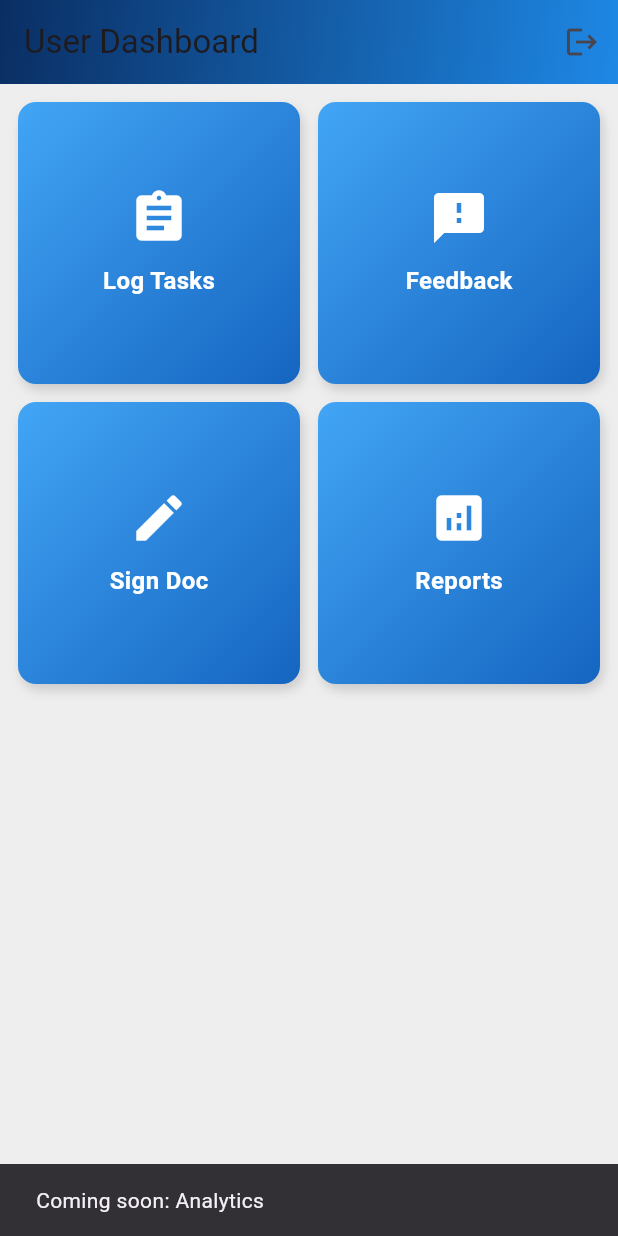
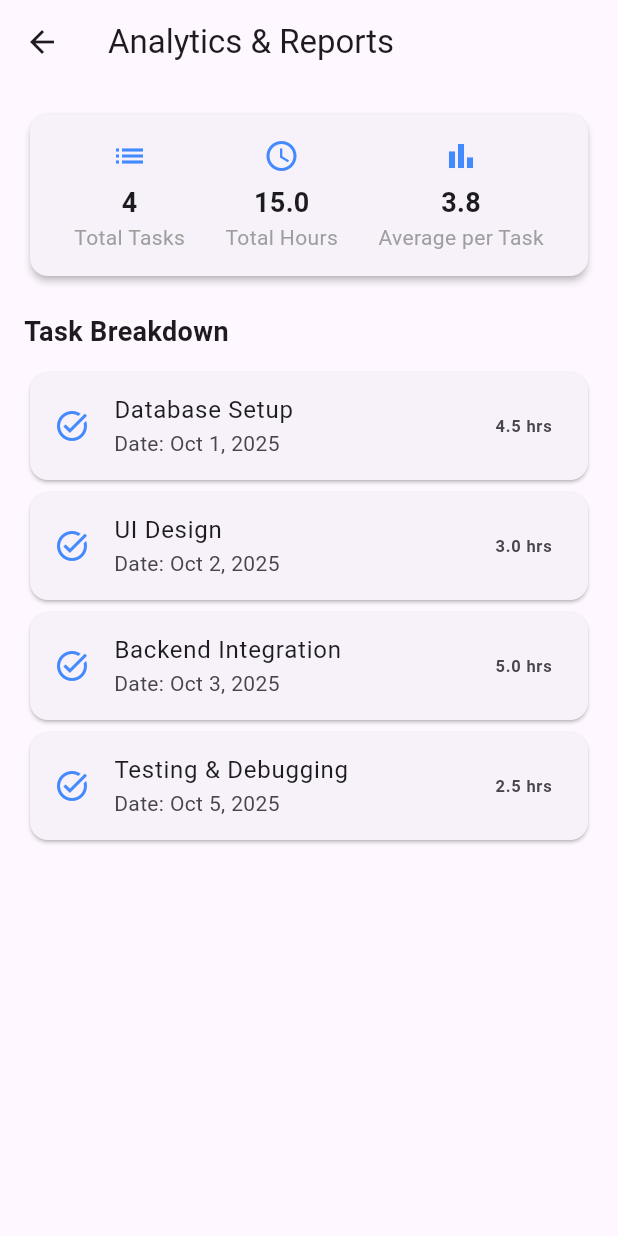
Before and after one commit to gy4an/logmate, a Flutter app: the UserDashboardScreen screen opened directly, after a tap on "Reports", on a phone screen of 412 x 824 dp. Run offline on Flutter 3.47's test engine with Material 3 defaults, Android fonts, the phone set to English and light mode, and no system bars; our stand-ins replace shared_preferences, signature; accounts and stored records are empty.

Commit message:
signadmin_and_analuser

```diff
--- /dev/null
+++ b/main/lib/screens/user_analytics_screen.dart
@@ -0,0 +1,127 @@
+import 'package:flutter/material.dart';
+import 'package:intl/intl.dart';
+
+class UserAnalyticsScreen extends StatefulWidget {
+  const UserAnalyticsScreen({super.key});
+
+  @override
+  State<UserAnalyticsScreen> createState() => _UserAnalyticsScreenState();
+}
+
+class _UserAnalyticsScreenState extends State<UserAnalyticsScreen> {
+  // Dummy data: replace with Firestore data later
+  final List<Map<String, dynamic>> _taskLogs = [
+    {
+      'date': DateTime(2025, 10, 1),
+      'task': 'Database Setup',
+      'hours': 4.5,
+    },
+    {
+      'date': DateTime(2025, 10, 2),
+      'task': 'UI Design',
+      'hours': 3.0,
+    },
+    {
+      'date': DateTime(2025, 10, 3),
+      'task': 'Backend Integration',
+      'hours': 5.0,
+    },
+    {
+      'date': DateTime(2025, 10, 5),
+      'task': 'Testing & Debugging',
+      'hours': 2.5,
+    },
+  ];
+
+  double get _totalHours =>
+      _taskLogs.fold(0, (sum, item) => sum + (item['hours'] as double));
+
+  int get _totalTasks => _taskLogs.length;
+
+  @override
+  Widget build(BuildContext context) {
+    return Scaffold(
+      appBar: AppBar(
+        title: const Text("Analytics & Reports"),
+      ),
+      body: Padding(
+        padding: const EdgeInsets.all(16.0),
+        child: Column(
+          crossAxisAlignment: CrossAxisAlignment.start,
+          children: [
+            // Header Summary
+            Card(
+              shape: RoundedRectangleBorder(
+                borderRadius: BorderRadius.circular(12),
+              ),
+              elevation: 2,
+              child: Padding(
+                padding: const EdgeInsets.all(16.0),
+                child: Row(
+                  mainAxisAlignment: MainAxisAlignment.spaceAround,
+                  children: [
+                    _summaryTile("Total Tasks", _totalTasks.toString(), Icons.list),
+                    _summaryTile(
+                      "Total Hours",
+                      _totalHours.toStringAsFixed(1),
+                      Icons.access_time,
+                    ),
+                    _summaryTile(
+                      "Average per Task",
+                      (_totalHours / _totalTasks).toStringAsFixed(1),
+                      Icons.bar_chart,
+                    ),
+                  ],
+                ),
+              ),
+            ),
+            const SizedBox(height: 20),
+
+            const Text(
+              "Task Breakdown",
+              style: TextStyle(fontSize: 18, fontWeight: FontWeight.bold),
+            ),
+            const SizedBox(height: 10),
+
+            // List of task logs
+            Expanded(
+              child: ListView.builder(
+                itemCount: _taskLogs.length,
+                itemBuilder: (context, index) {
+                  final log = _taskLogs[index];
+                  return Card(
+                    child: ListTile(
+                      leading: const Icon(Icons.task_alt, color: Colors.blueAccent),
+                      title: Text(log['task']),
+                      subtitle: Text(
+                        "Date: ${DateFormat('MMM d, yyyy').format(log['date'])}",
+                      ),
+                      trailing: Text(
+                        "${log['hours']} hrs",
+                        style: const TextStyle(fontWeight: FontWeight.bold),
+                      ),
+                    ),
+                  );
+                },
+              ),
+            ),
+          ],
+        ),
+      ),
+    );
+  }
+
+  Widget _summaryTile(String title, String value, IconData icon) {
+    return Column(
+      children: [
+        Icon(icon, color: Colors.blueAccent),
+        const SizedBox(height: 6),
+        Text(
+          value,
+          style: const TextStyle(fontSize: 18, fontWeight: FontWeight.bold),
+        ),
+        Text(title, style: const TextStyle(fontSize: 14, color: Colors.grey)),
+      ],
+    );
+  }
+}
--- a/main/lib/screens/user_dashboard_screen.dart
+++ b/main/lib/screens/user_dashboard_screen.dart
@@ -1,6 +1,7 @@
 import 'package:flutter/material.dart';
 import 'log_task_screen.dart';
 import 'login_screen.dart';
+import 'user_analytics_screen.dart'; // ✅ import the analytics report screen
 
 class UserDashboardScreen extends StatelessWidget {
   const UserDashboardScreen({super.key});
@@ -111,7 +112,7 @@ class UserDashboardScreen extends StatelessWidget {
             ),
           ],
         ),
-        backgroundColor: Colors.grey.shade200, // light bg so cards stand out
+        backgroundColor: Colors.grey.shade200,
         body: Padding(
           padding: const EdgeInsets.all(12.0),
           child: GridView.count(
@@ -153,8 +154,12 @@ class UserDashboardScreen extends StatelessWidget {
                 icon: Icons.analytics,
                 title: "Reports",
                 onTap: () {
-                  ScaffoldMessenger.of(context).showSnackBar(
-                    const SnackBar(content: Text('Coming soon: Analytics')),
+                  // ✅ Go to analytics screen
+                  Navigator.push(
+                    context,
+                    MaterialPageRoute(
+                      builder: (context) => const UserAnalyticsScreen(),
+                    ),
                   );
                 },
               ),
```
Also changed, not shown: main/lib/screens/admin_dashboard_screen.dart (+7 -2 lines), main/lib/screens/admin_signature_screen.dart (added, +146 -0 lines).
